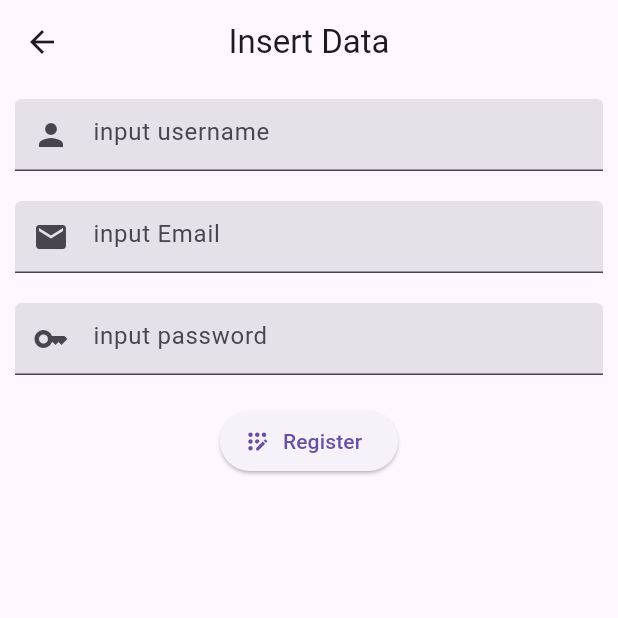
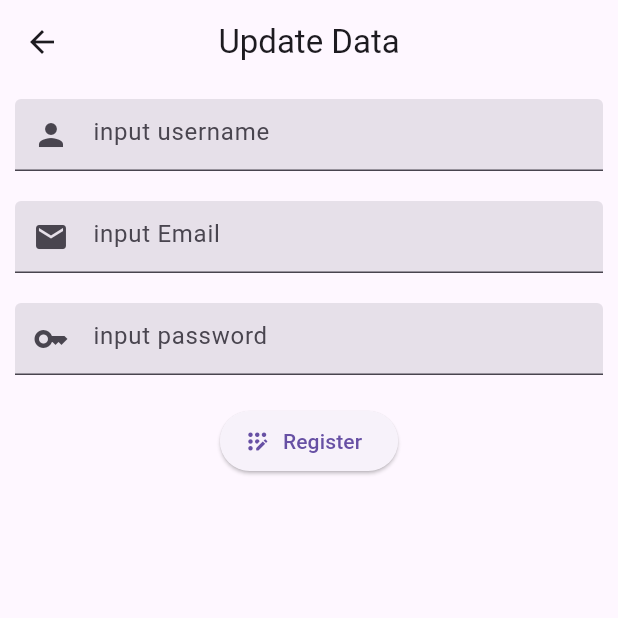
Before and after one commit to bert093/Mobile-3-App, a Flutter app: the UpdateDataUserView screen opened directly, on a phone screen of 412 x 824 dp, the top half of it. Run offline on Flutter 3.47's test engine with Material 3 defaults, Android fonts, the phone set to English and light mode, and no system bars; missing offline and left inert: mobile3d1; network calls fail; statements that could not run were skipped.

Commit message:
[STYLE] update app bar title text
* change app bar title text to 'Update Data'.

```diff
--- a/lib/page/updateDataUserView.dart
+++ b/lib/page/updateDataUserView.dart
@@ -65,7 +65,7 @@ class _UpdateDataUserView extends State<UpdateDataUserView> {
   Widget build(BuildContext context) {
     return Scaffold(
         appBar: AppBar(
-          title: const Text('Insert Data'),
+          title: const Text('Update Data'),
           centerTitle: true,
           leading: IconButton(
             onPressed: () {
```
